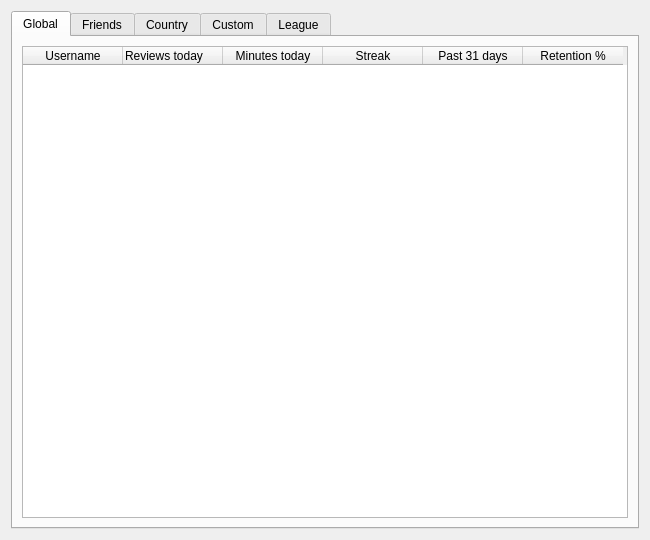
Old version of the form designer/Leaderboard.ui in the repository ThoreBor/Anki_Leaderboard.
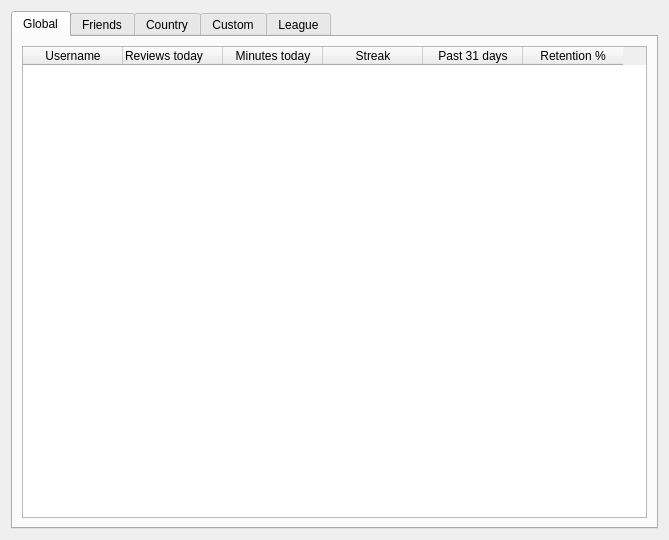
New version of the form. Icons and pictures are not drawn.

The edit to the form file:
```diff
--- a/designer/Leaderboard.ui
+++ b/designer/Leaderboard.ui
@@ -6,7 +6,7 @@
    <rect>
     <x>0</x>
     <y>0</y>
-    <width>650</width>
+    <width>669</width>
     <height>540</height>
    </rect>
   </property>
```
